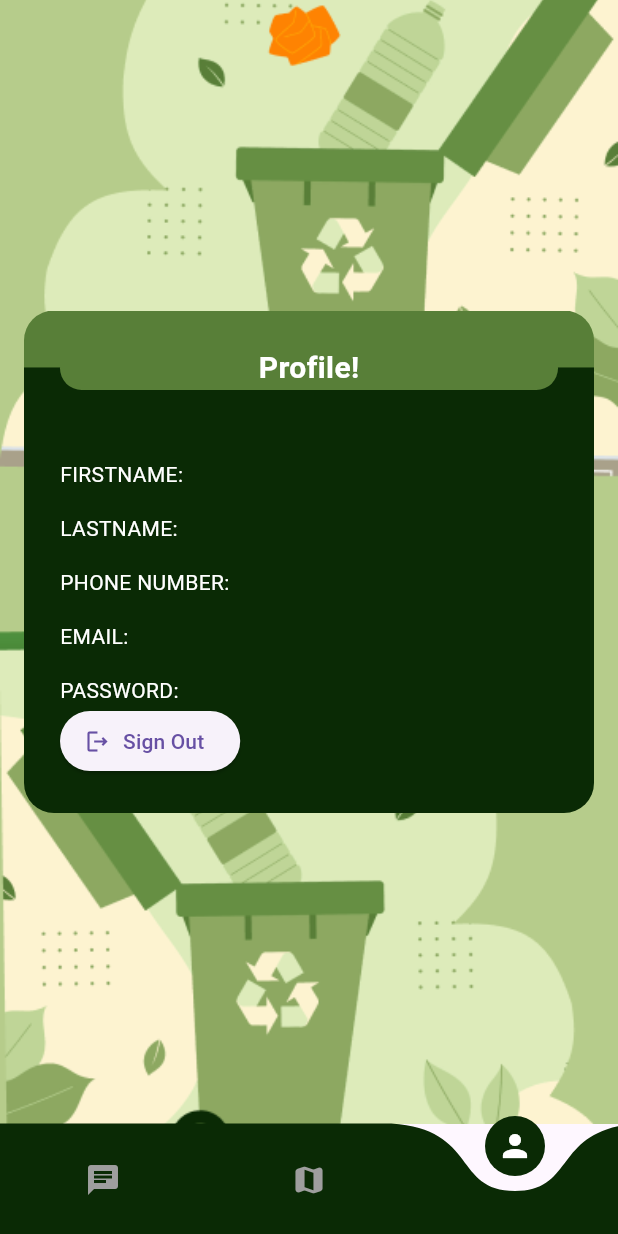
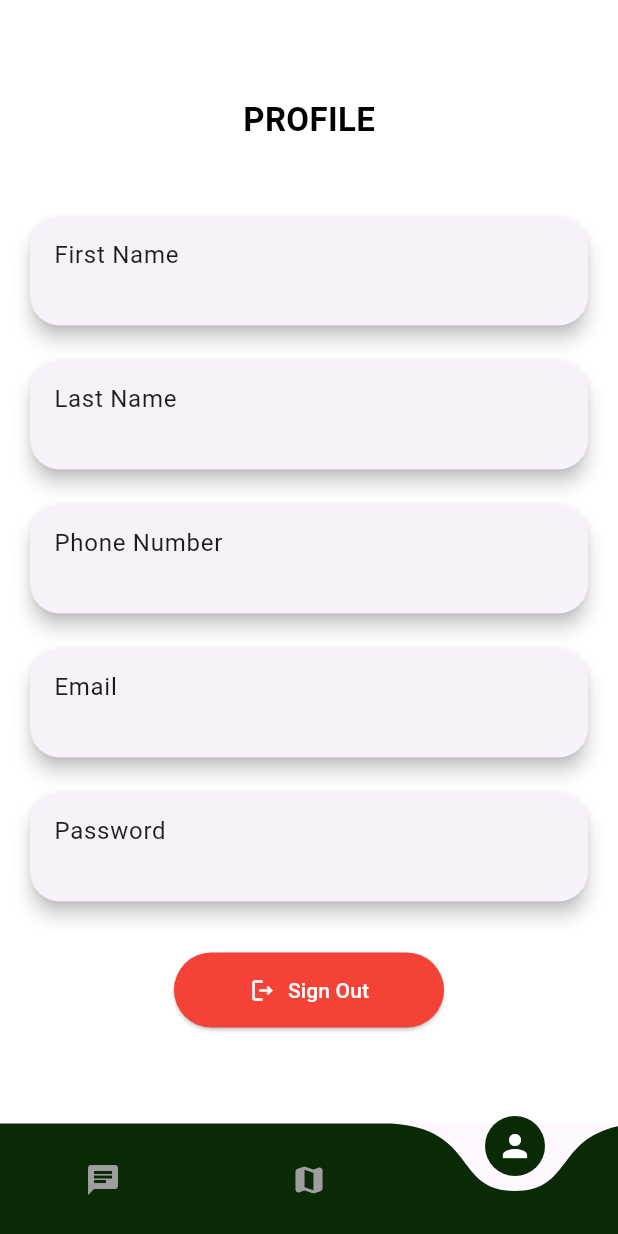
Before and after one commit to psuuc-cvdrazo/SolidWastez, a Flutter app: the screen it shows once a user with an empty profile is signed in, item 3 of the bottom bar chosen, on a phone screen of 412 x 824 dp. Run offline on Flutter 3.47's test engine with Material 3 defaults, Android fonts, the phone set to English and light mode, and no system bars; drawn by our look-alikes of curved_navigation_bar; our stand-ins replace cloud_firestore, firebase_auth, firebase_core, firebase_storage, flutter_screenutil, geolocator and 3 more; accounts and stored records are empty.

Commit message:
first commit

```diff
--- a/lib/screen/map.dart
+++ b/lib/screen/map.dart
@@ -134,7 +134,7 @@ class _MapScreenState extends State<MapScreen> {
           icon: markerIcon,
           onTap: () {
             _showMarkerInfo(
-              title: 'Barangay Anonas Trashbin',
+              title: 'Brgy. Anonas, Urdaneta City, Pangasinan Trashbin',
               snippet: 'Anonas Road',
               imagePath: 'assets/img/anonas.png',
               onGetPressed: () {
--- a/lib/screen/userside/profile.dart
+++ b/lib/screen/userside/profile.dart
@@ -28,7 +28,8 @@ class _UserProfileScreenState extends State<UserProfileScreen> {
 
     if (user != null) {
       final uid = user.uid;
-      final userData = await FirebaseFirestore.instance.collection("Users").doc(uid).get();
+      final userData =
+          await FirebaseFirestore.instance.collection("Users").doc(uid).get();
 
       if (userData.exists) {
         setState(() {
@@ -46,104 +47,116 @@ class _UserProfileScreenState extends State<UserProfileScreen> {
     try {
       await FirebaseAuth.instance.signOut();
 
-
-
       Navigator.of(context).pushAndRemoveUntil(
         MaterialPageRoute(builder: (context) => const LoginNaba()),
         (Route<dynamic> route) => false,
       );
 
-
       ScaffoldMessenger.of(context).showSnackBar(
         const SnackBar(content: Text("Signed out successfully")),
       );
     } catch (e) {
-
       ScaffoldMessenger.of(context).showSnackBar(
         SnackBar(content: Text("Error signing out: $e")),
       );
     }
   }
 
-
   String maskPassword(String password) {
     return '*' * password.length;
   }
 
-
   @override
   Widget build(BuildContext context) {
     return Scaffold(
-
-      body: Container(
-        decoration: const BoxDecoration(
-          image: DecorationImage(
-            image: AssetImage('assets/img/blank.png'),
-            fit: BoxFit.cover,
-          ),
-        ),
-        child: Center(
+      backgroundColor: Colors.white, // Set background to white
+      body: Center(
         child: Padding(
           padding: const EdgeInsets.all(16.0),
           child: SingleChildScrollView(
-              child: Container(
-                padding: const EdgeInsets.all(24.0),
-                decoration: BoxDecoration(
-                  image: const DecorationImage(
-                    image: AssetImage('assets/img/boxcol.png'),
-                    fit: BoxFit.cover,
-                  ),
-                  borderRadius: BorderRadius.circular(20),
-                ),
             child: Column(
-                  mainAxisSize: MainAxisSize.min,
-                  crossAxisAlignment: CrossAxisAlignment.start,
               children: [
-                    Container(
-                      padding: const EdgeInsets.symmetric(horizontal: 0),
-                      decoration: BoxDecoration(
-                        color: const Color(0xFF587F38),
-                        borderRadius: BorderRadius.circular(20),
-                      ),
-                      child: const Center(
+                // Title
+                Center(
                   child: Text(
-                          'Profile!',
+                    'PROFILE',
                     style: TextStyle(
-                            fontSize: 20,
+                      fontSize: 22,
                       fontWeight: FontWeight.bold,
-                            color: Colors.white,
-                          ),
+                      color: Colors.black, // Change text color to black
                     ),
                   ),
                 ),
                 const SizedBox(height: 46),
-                    Text(
-                      "FIRSTNAME: $firstName",
-                      style: const TextStyle(color: Colors.white),
+
+                // First Name Card
+                Card(
+                  elevation: 5,
+                  shape: RoundedRectangleBorder(
+                    borderRadius: BorderRadius.circular(20),
+                  ),
+                  child: ListTile(
+                    title: const Text("First Name"),
+                    subtitle: Text(firstName),
+                  ),
                 ),
                 const SizedBox(height: 16),
-                    Text(
-                      "LASTNAME: $lastName",
-                      style: const TextStyle(color: Colors.white),
+
+                // Last Name Card
+                Card(
+                  elevation: 5,
+                  shape: RoundedRectangleBorder(
+                    borderRadius: BorderRadius.circular(20),
+                  ),
+                  child: ListTile(
+                    title: const Text("Last Name"),
+                    subtitle: Text(lastName),
+                  ),
                 ),
                 const SizedBox(height: 16),
-                    Text(
-                      "PHONE NUMBER: $contactNumber",
-                      style: const TextStyle(color: Colors.white),
+
+                // Phone Number Card
+                Card(
+                  elevation: 5,
+                  shape: RoundedRectangleBorder(
+                    borderRadius: BorderRadius.circular(20),
+                  ),
+                  child: ListTile(
+                    title: const Text("Phone Number"),
+                    subtitle: Text(contactNumber),
+                  ),
                 ),
                 const SizedBox(height: 16),
-                    Text(
-                      "EMAIL: $email",
-                      style: const TextStyle(color: Colors.white),
+
+                // Email Card
+                Card(
+                  elevation: 5,
+                  shape: RoundedRectangleBorder(
+                    borderRadius: BorderRadius.circular(20),
+                  ),
+                  child: ListTile(
+                    title: const Text("Email"),
+                    subtitle: Text(email),
+                  ),
                 ),
                 const SizedBox(height: 16),
-                    Text(
-                      "PASSWORD: ${maskPassword(password)}",
-                      style: const TextStyle(color: Colors.white),
+
+                // Password Card
+                Card(
+                  elevation: 5,
+                  shape: RoundedRectangleBorder(
+                    borderRadius: BorderRadius.circular(20),
                   ),
+                  child: ListTile(
+                    title: const Text("Password"),
+                    subtitle: Text(maskPassword(password)),
+                  ),
+                ),
+                const SizedBox(height: 30),
+
+                // Sign Out Button
                 ElevatedButton.icon(
                   onPressed: () async {
-
                     bool? confirmSignOut = await showDialog<bool>(
                       context: context,
                       builder: (context) => AlertDialog(
@@ -166,16 +179,17 @@ class _UserProfileScreenState extends State<UserProfileScreen> {
                       signout();
                     }
                   },
-  icon: const Icon(Icons.logout_outlined),
-  label: const Text('Sign Out'),
+                  icon: const Icon(Icons.logout_outlined, color: Colors.white),
+                  label: const Text('Sign Out', style: TextStyle(color: Colors.white)),
                   style: ElevatedButton.styleFrom(
-
+                    backgroundColor: Colors.red, // Red sign-out button for clarity
+                    shape: RoundedRectangleBorder(
+                      borderRadius: BorderRadius.circular(30),
                     ),
-)
-
-                  ],
+                    padding: const EdgeInsets.symmetric(horizontal: 50, vertical: 15),
                   ),
                 ),
+              ],
             ),
           ),
         ),
```
Also changed, not shown: lib/screen/Log-in-out/collectorlogin.dart (+67 -68 lines), lib/screen/Log-in-out/userLogin.dart (+99 -56 lines), lib/screen/collectorside/collectorprofile.dart (+57 -60 lines), lib/screen/collectorside/logs.dart (+28 -36 lines), lib/screen/userside/form.dart (+17 -62 lines), pubspec.lock. Lines whose indentation alone changed are shown as unchanged.
